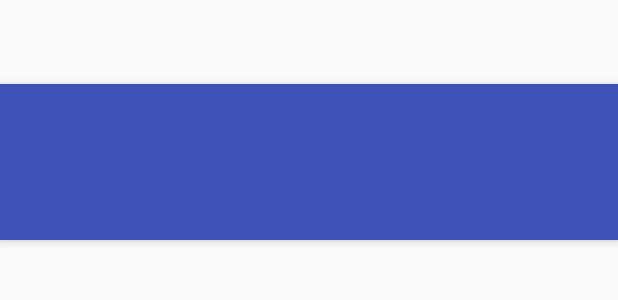
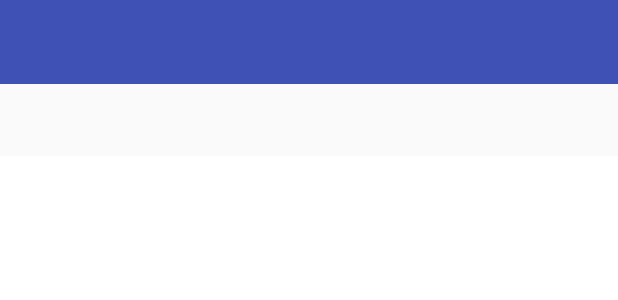
Before and after one commit to imohomed/simpletweets2, an Android app: the layout activity_tabbed.xml on its own in the app's theme, with its tools: preview values and no code run, on a phone screen of 412 x 824 dp. Shown: the top 300 px of the screen. Run offline under Robolectric (Android 15) with nearby library versions, the phone set to English and light mode, and no system bars.

Commit message:
SCroll problem solved. Top-bar seems messed up now

```diff
--- a/app/src/main/res/layout/activity_tabbed.xml
+++ b/app/src/main/res/layout/activity_tabbed.xml
@@ -1,16 +1,23 @@
 <?xml version="1.0" encoding="utf-8"?>
-<android.support.design.widget.CoordinatorLayout xmlns:android="http://schemas.android.com/apk/res/android"
+
+<!--<android.support.design.widget.CoordinatorLayout xmlns:android="http://schemas.android.com/apk/res/android"-->
+    <!--xmlns:app="http://schemas.android.com/apk/res-auto"-->
+    <!--xmlns:tools="http://schemas.android.com/tools"-->
+    <!--android:layout_width="match_parent"-->
+    <!--android:layout_height="match_parent"-->
+    <!--android:fitsSystemWindows="true"-->
+    <!--tools:context=".fragments.TimelineActivity">-->
+
+    <LinearLayout xmlns:android="http://schemas.android.com/apk/res/android"
     xmlns:app="http://schemas.android.com/apk/res-auto"
-    xmlns:tools="http://schemas.android.com/tools"
     android:layout_width="match_parent"
     android:layout_height="match_parent"
-    android:fitsSystemWindows="true"
-    tools:context=".fragments.TimelineActivity">
+    android:orientation="vertical">
 
-<android.support.design.widget.AppBarLayout
-    android:layout_width="match_parent"
-    android:layout_height="wrap_content"
-    android:theme="@style/AppTheme.AppBarOverlay">
+    <!--<android.support.design.widget.AppBarLayout-->
+    <!--android:layout_width="match_parent"-->
+    <!--android:layout_height="wrap_content"-->
+    <!--android:theme="@style/AppTheme.AppBarOverlay">-->
 
     <android.support.v7.widget.Toolbar
         android:id="@+id/toolbar"
@@ -35,7 +42,7 @@
         android:background="@android:color/white" />
 
 
-</android.support.design.widget.AppBarLayout>
+<!--</android.support.design.widget.AppBarLayout>-->
 
 <!--<LinearLayout xmlns:android="http://schemas.android.com/apk/res/android"-->
     <!--xmlns:app="http://schemas.android.com/apk/res-auto"-->
@@ -43,7 +50,6 @@
     <!--android:layout_height="match_parent"-->
     <!--android:orientation="vertical">-->
 
+    </LinearLayout>
 
-<!--</LinearLayout>-->
-
-</android.support.design.widget.CoordinatorLayout>
+<!--</android.support.design.widget.CoordinatorLayout>-->
```
